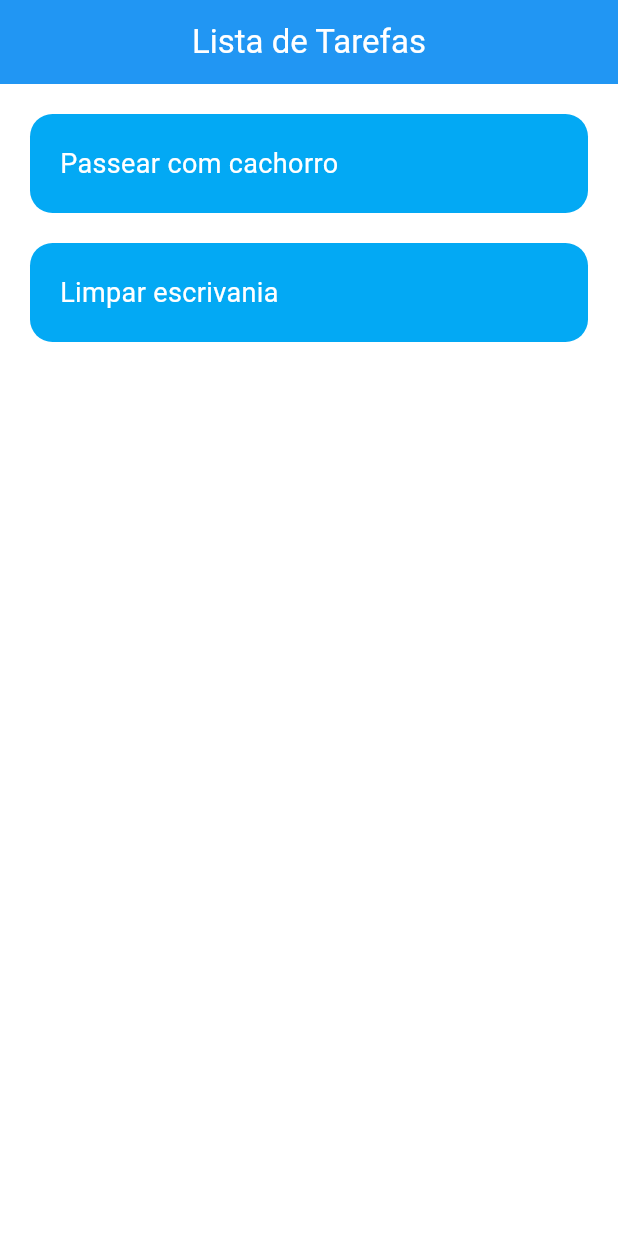
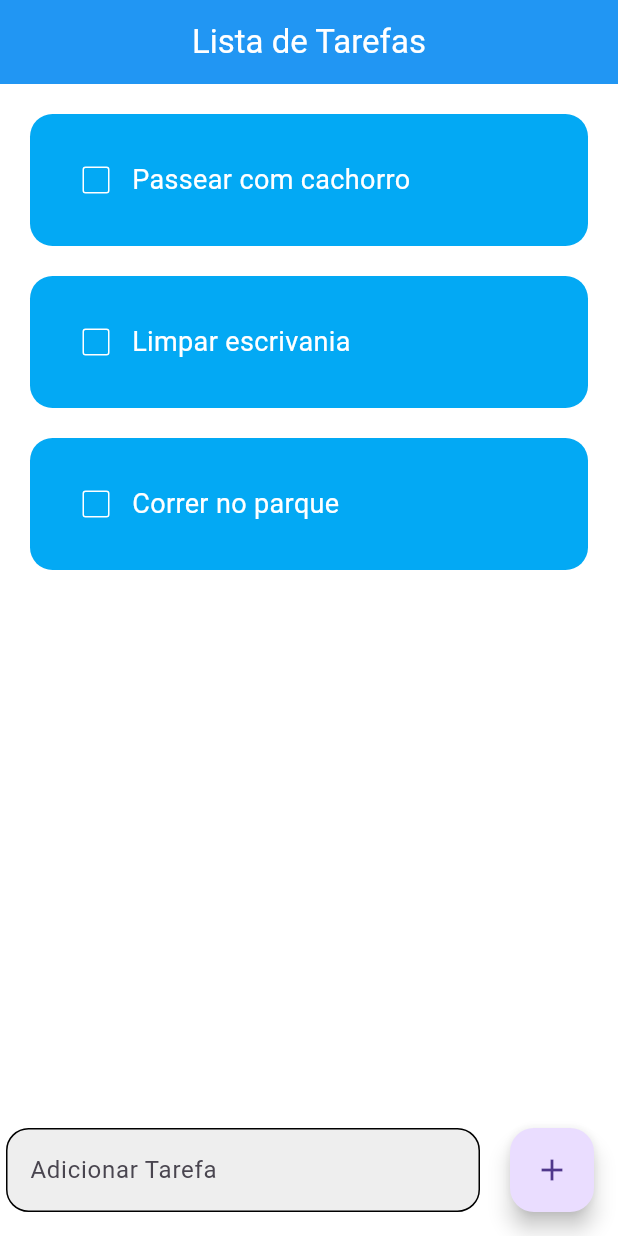
Before and after one commit to sudoruiz/To-do-list-App, a Flutter app: the screen it shows after launch, on a phone screen of 412 x 824 dp. Run offline on Flutter 3.47's test engine with Material 3 defaults, Android fonts, the phone set to English and light mode, and no system bars.

Commit message:
feat: to create a task and check it

```diff
--- a/lib/pages/home_page.dart
+++ b/lib/pages/home_page.dart
@@ -1,12 +1,34 @@
 import 'package:flutter/material.dart';
+import 'package:to_do_list/utils/todo_list.dart';
 
-class HomePage extends StatelessWidget {
+class HomePage extends StatefulWidget {
   HomePage({super.key});
 
+  @override
+  State<HomePage> createState() => _HomePageState();
+}
+
+class _HomePageState extends State<HomePage> {
+
+  final _controller = TextEditingController();
   final List toDoList = [
     ['Passear com cachorro', false],
     ['Limpar escrivania', false],
+    ['Correr no parque', false],
   ];
+
+  void checkBoxChanged(int index) {
+    setState(() {
+      toDoList[index][1] = !toDoList[index][1];
+    });
+  }
+
+  void saveNewTask() {
+    setState(() {
+      toDoList.add([_controller.text, false]);
+      _controller.clear();
+    });
+  }
 
   @override
   Widget build(BuildContext context) {
@@ -19,31 +41,48 @@ class HomePage extends StatelessWidget {
         foregroundColor: Colors.white,
       ),
       body: ListView.builder(
-          itemCount: toDoList.length,
-          itemBuilder: (BuildContext context, index) {
-            return Padding(
-              padding: const EdgeInsets.only(
-                top: 20,
-                left: 20,
-                right: 20,
-                bottom: 0,
+        itemCount: toDoList.length,
+        itemBuilder: (BuildContext context, index) {
+          return TodoList(
+            taskName: toDoList[index][0],
+            taskCompleted: toDoList[index][1],
+            onChanged: (value) => checkBoxChanged(index),
+          );
+        },
+      ),
+      floatingActionButton: Row(
+        children: [
+          Expanded(
+            child: Padding(
+              padding: const EdgeInsets.symmetric(
+                horizontal: 20,
               ),
-              child: Container(
-                padding: const EdgeInsets.all(20),
-                decoration: BoxDecoration(
-                  color: Colors.lightBlue,
-                  borderRadius: BorderRadius.circular(15),
-                ),
-                child: Text(
-                  toDoList[index][0],
-                  style: const TextStyle(
-                    color: Colors.white,
-                    fontSize: 18,
-                  ),
+              child: TextField(
+                controller: _controller,
+                decoration: InputDecoration(
+                  hintText: 'Adicionar Tarefa',
+                  filled: true,
+                  fillColor: Colors.grey.shade200,
+                  enabledBorder: OutlineInputBorder(
+                      borderSide: const BorderSide(
+                        color: Colors.black,
+                      ),
+                      borderRadius: BorderRadius.circular(15)),
+                  focusedBorder: OutlineInputBorder(
+                      borderSide: const BorderSide(
+                        color: Colors.black,
+                      ),
+                      borderRadius: BorderRadius.circular(15)),
                 ),
               ),
-            );
-          }),
+            ),
+          ),
+          FloatingActionButton(
+            onPressed: saveNewTask,
+            child: const Icon(Icons.add),
+          ),
+        ],
+      ),
     );
   }
 }
--- /dev/null
+++ b/lib/utils/todo_list.dart
@@ -0,0 +1,54 @@
+import 'package:flutter/material.dart';
+
+class TodoList extends StatelessWidget {
+  const TodoList(
+      {super.key,
+      required this.taskName,
+      required this.taskCompleted,
+      this.onChanged});
+
+  final String taskName;
+  final bool taskCompleted;
+  final Function(bool?)? onChanged;
+
+  @override
+  Widget build(BuildContext context) {
+    return Padding(
+      padding: const EdgeInsets.only(
+        top: 20,
+        left: 20,
+        right: 20,
+        bottom: 0,
+      ),
+      child: Container(
+        padding: const EdgeInsets.all(20),
+        decoration: BoxDecoration(
+          color: Colors.lightBlue,
+          borderRadius: BorderRadius.circular(15),
+        ),
+        child: Row(
+          children: [
+            Checkbox(
+              value: taskCompleted,
+              onChanged: onChanged,
+              checkColor: Colors.black,
+              activeColor: Colors.white,
+              side: const BorderSide(color: Colors.white),
+            ),
+            Text(
+              taskName,
+              style: TextStyle(
+                color: Colors.white,
+                fontSize: 18,
+                decoration: taskCompleted
+                    ? TextDecoration.lineThrough
+                    : TextDecoration.none,
+                decorationThickness: 2,
+              ),
+            ),
+          ],
+        ),
+      ),
+    );
+  }
+}
```
